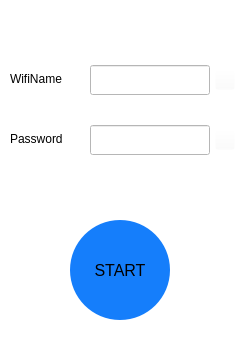
First picture: the form in mainwindow.ui, repository YinboWu/WifiAssist, before the edit.
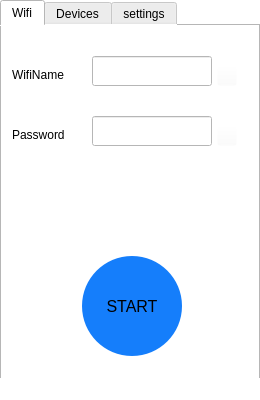
Second picture: the form after the edit. Icons and pictures are not drawn.

Commit message: 增加设备列表和设备页,wifi.sh增加显示连接设备

Diff of the .ui file:
```diff
--- a/mainwindow.ui
+++ b/mainwindow.ui
@@ -6,14 +6,14 @@
    <rect>
     <x>0</x>
     <y>0</y>
-    <width>240</width>
-    <height>360</height>
+    <width>260</width>
+    <height>400</height>
    </rect>
   </property>
   <property name="maximumSize">
    <size>
-    <width>240</width>
-    <height>360</height>
+    <width>260</width>
+    <height>400</height>
    </size>
   </property>
   <property name="font">
@@ -34,11 +34,138 @@
    <string notr="true">background-color: rgb(255, 255, 255);</string>
   </property>
   <widget class="QWidget" name="centralWidget">
+   <widget class="QTabWidget" name="tabWidget">
+    <property name="geometry">
+     <rect>
+      <x>0</x>
+      <y>0</y>
+      <width>260</width>
+      <height>400</height>
+     </rect>
+    </property>
+    <property name="styleSheet">
+     <string notr="true"/>
+    </property>
+    <property name="currentIndex">
+     <number>0</number>
+    </property>
+    <widget class="QWidget" name="tab_main">
+     <attribute name="icon">
+      <iconset resource="icon.qrc">
+       <normaloff>:/img/WifiAssist.ico</normaloff>:/img/WifiAssist.ico</iconset>
+     </attribute>
+     <attribute name="title">
+      <string>Wifi</string>
+     </attribute>
+     <widget class="QLabel" name="label_name">
+      <property name="geometry">
+       <rect>
+        <x>10</x>
+        <y>40</y>
+        <width>67</width>
+        <height>17</height>
+       </rect>
+      </property>
+      <property name="text">
+       <string>WifiName</string>
+      </property>
+     </widget>
+     <widget class="QLabel" name="label_pwd">
+      <property name="geometry">
+       <rect>
+        <x>10</x>
+        <y>100</y>
+        <width>67</width>
+        <height>17</height>
+       </rect>
+      </property>
+      <property name="text">
+       <string>Password</string>
+      </property>
+     </widget>
+     <widget class="QLineEdit" name="lineEdit_pwd">
+      <property name="enabled">
+       <bool>false</bool>
+      </property>
+      <property name="geometry">
+       <rect>
+        <x>90</x>
+        <y>90</y>
+        <width>120</width>
+        <height>30</height>
+       </rect>
+      </property>
+      <property name="font">
+       <font>
+        <pointsize>9</pointsize>
+       </font>
+      </property>
+      <property name="focusPolicy">
+       <enum>Qt::ClickFocus</enum>
+      </property>
+     </widget>
+     <widget class="QLineEdit" name="lineEdit_name">
+      <property name="enabled">
+       <bool>false</bool>
+      </property>
+      <property name="geometry">
+       <rect>
+        <x>90</x>
+        <y>30</y>
+        <width>120</width>
+        <height>30</height>
+       </rect>
+      </property>
+      <property name="font">
+       <font>
+        <pointsize>9</pointsize>
+       </font>
+      </property>
+      <property name="focusPolicy">
+       <enum>Qt::ClickFocus</enum>
+      </property>
+      <property name="readOnly">
+       <bool>false</bool>
+      </property>
+     </widget>
+     <widget class="QPushButton" name="pushButton_pwd">
+      <property name="geometry">
+       <rect>
+        <x>215</x>
+        <y>100</y>
+        <width>20</width>
+        <height>20</height>
+       </rect>
+      </property>
+      <property name="maximumSize">
+       <size>
+        <width>25</width>
+        <height>25</height>
+       </size>
+      </property>
+      <property name="focusPolicy">
+       <enum>Qt::NoFocus</enum>
+      </property>
+      <property name="toolTip">
+       <string extracomment="Edit Wifi Name"/>
+      </property>
+      <property name="autoFillBackground">
+       <bool>false</bool>
+      </property>
+      <property name="styleSheet">
+       <string notr="true">background-color: rgba(255, 255, 255, 0);
+background-image: url(:/img/edit.ico);
+border-width:0px</string>
+      </property>
+      <property name="text">
+       <string/>
+      </property>
+     </widget>
    <widget class="QPushButton" name="pushButton">
     <property name="geometry">
      <rect>
-      <x>70</x>
-      <y>220</y>
+        <x>80</x>
+        <y>230</y>
       <width>100</width>
       <height>100</height>
      </rect>
@@ -61,37 +188,11 @@
      <string>START</string>
     </property>
    </widget>
-   <widget class="QLabel" name="label_name">
-    <property name="geometry">
-     <rect>
-      <x>10</x>
-      <y>70</y>
-      <width>67</width>
-      <height>17</height>
-     </rect>
-    </property>
-    <property name="text">
-     <string>WifiName</string>
-    </property>
-   </widget>
-   <widget class="QLabel" name="label_pwd">
-    <property name="geometry">
-     <rect>
-      <x>10</x>
-      <y>130</y>
-      <width>67</width>
-      <height>17</height>
-     </rect>
-    </property>
-    <property name="text">
-     <string>Password</string>
-    </property>
-   </widget>
    <widget class="QPushButton" name="pushButton_name">
     <property name="geometry">
      <rect>
       <x>215</x>
-      <y>70</y>
+        <y>40</y>
       <width>20</width>
       <height>20</height>
      </rect>
@@ -120,91 +221,46 @@
      <string/>
     </property>
    </widget>
-   <widget class="QPushButton" name="pushButton_pwd">
-    <property name="geometry">
-     <rect>
-      <x>215</x>
-      <y>130</y>
-      <width>20</width>
-      <height>20</height>
-     </rect>
-    </property>
-    <property name="maximumSize">
-     <size>
-      <width>25</width>
-      <height>25</height>
-     </size>
-    </property>
-    <property name="focusPolicy">
-     <enum>Qt::NoFocus</enum>
-    </property>
-    <property name="toolTip">
-     <string extracomment="Edit Wifi Name"/>
-    </property>
-    <property name="autoFillBackground">
-     <bool>false</bool>
-    </property>
-    <property name="styleSheet">
-     <string notr="true">background-color: rgba(255, 255, 255, 0);
-background-image: url(:/img/edit.ico);
-border-width:0px</string>
-    </property>
-    <property name="text">
-     <string/>
-    </property>
-   </widget>
-   <widget class="QLineEdit" name="lineEdit_name">
-    <property name="enabled">
-     <bool>false</bool>
-    </property>
-    <property name="geometry">
-     <rect>
-      <x>90</x>
-      <y>65</y>
-      <width>120</width>
-      <height>30</height>
-     </rect>
-    </property>
-    <property name="font">
-     <font>
-      <pointsize>9</pointsize>
-     </font>
-    </property>
-    <property name="focusPolicy">
-     <enum>Qt::ClickFocus</enum>
-    </property>
-    <property name="readOnly">
-     <bool>false</bool>
-    </property>
-   </widget>
-   <widget class="QLineEdit" name="lineEdit_pwd">
-    <property name="enabled">
-     <bool>false</bool>
-    </property>
-    <property name="geometry">
-     <rect>
-      <x>90</x>
-      <y>125</y>
-      <width>120</width>
-      <height>30</height>
-     </rect>
-    </property>
-    <property name="font">
-     <font>
-      <pointsize>9</pointsize>
-     </font>
-    </property>
-    <property name="focusPolicy">
-     <enum>Qt::ClickFocus</enum>
-    </property>
-   </widget>
+     <zorder>label_name</zorder>
    <zorder>label_name</zorder>
    <zorder>label_pwd</zorder>
    <zorder>pushButton</zorder>
    <zorder>pushButton_name</zorder>
-   <zorder>pushButton_pwd</zorder>
-   <zorder>lineEdit_name</zorder>
-   <zorder>lineEdit_pwd</zorder>
+    </widget>
+    <widget class="QWidget" name="tab_devices">
+     <attribute name="icon">
+      <iconset resource="icon.qrc">
+       <normaloff>:/img/Devices.ico</normaloff>:/img/Devices.ico</iconset>
+     </attribute>
+     <attribute name="title">
+      <string>Devices</string>
+     </attribute>
+     <widget class="QTreeWidget" name="treeWidget">
+      <property name="geometry">
+       <rect>
+        <x>0</x>
+        <y>0</y>
+        <width>256</width>
+        <height>361</height>
+       </rect>
+      </property>
+      <column>
+       <property name="text">
+        <string notr="true">1</string>
+       </property>
+      </column>
+     </widget>
+    </widget>
+    <widget class="QWidget" name="tab_settings">
+     <attribute name="icon">
+      <iconset resource="icon.qrc">
+       <normaloff>:/img/Settings.ico</normaloff>:/img/Settings.ico</iconset>
+     </attribute>
+     <attribute name="title">
+      <string>settings</string>
+     </attribute>
+    </widget>
+   </widget>
   </widget>
   <widget class="QStatusBar" name="statusBar"/>
  </widget>
```
Left out of the diff: 7 changed lines with no effect on the pictures. Lines whose indentation alone changed are shown as unchanged. The commit also changes 11 other files.
